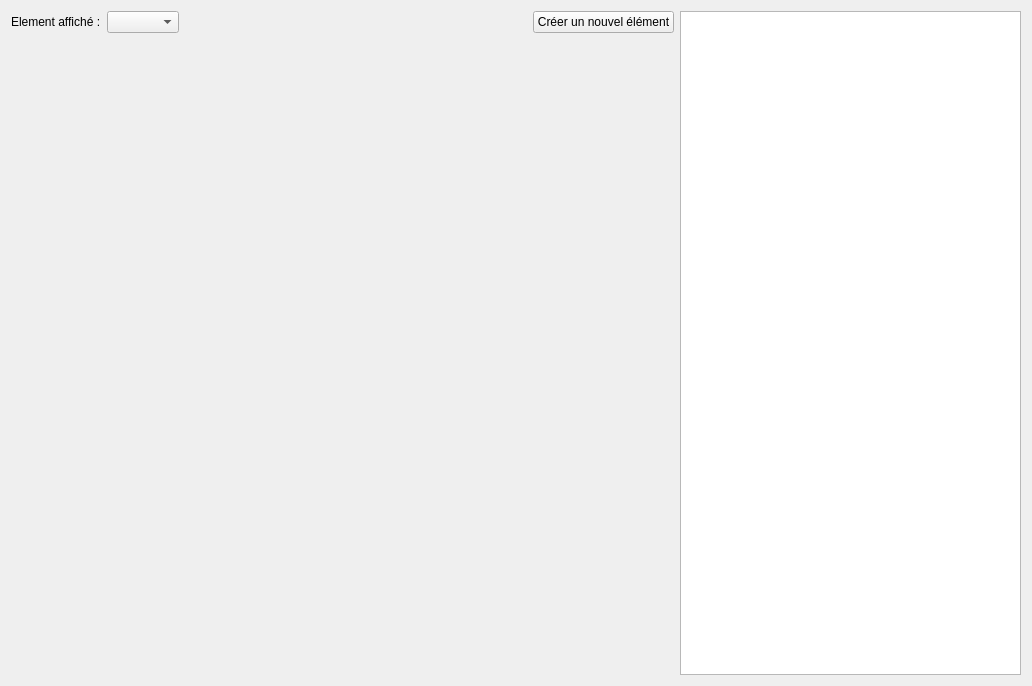
Old version of the form forms/editorwindow.ui in the repository Lerian/IHMMapEditor.
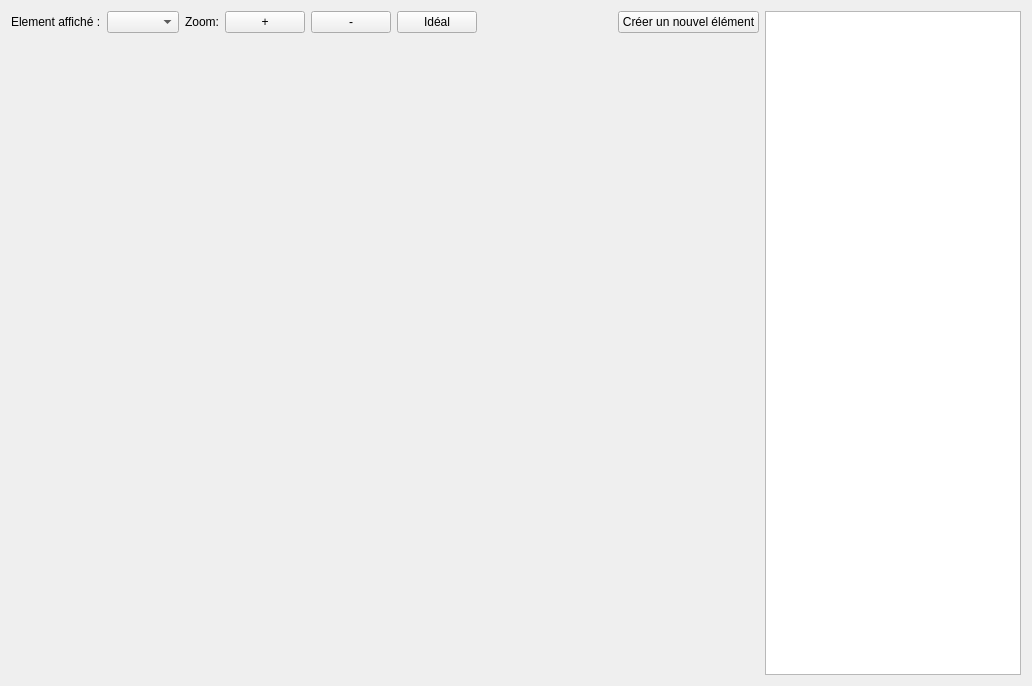
New version of the form.

Commit message: Création des boutons pour gérer le zoom

```diff
--- a/forms/editorwindow.ui
+++ b/forms/editorwindow.ui
@@ -16,40 +16,13 @@
   <layout class="QGridLayout" name="gridLayout_2">
    <item row="0" column="0">
     <layout class="QGridLayout" name="gridLayout">
-     <item row="0" column="4" rowspan="2">
-      <widget class="QGraphicsView" name="itemsPresentationArea">
-       <property name="autoFillBackground">
-        <bool>false</bool>
-       </property>
-      </widget>
-     </item>
-     <item row="0" column="0">
-      <widget class="QLabel" name="label">
-       <property name="text">
-        <string>Element affiché :</string>
-       </property>
-      </widget>
-     </item>
-     <item row="0" column="3">
+     <item row="0" column="7">
       <widget class="QPushButton" name="newElementButton">
        <property name="text">
         <string>Créer un nouvel élément</string>
        </property>
       </widget>
      </item>
-     <item row="0" column="2">
-      <spacer name="horizontalSpacer">
-       <property name="orientation">
-        <enum>Qt::Horizontal</enum>
-       </property>
-       <property name="sizeHint" stdset="0">
-        <size>
-         <width>40</width>
-         <height>20</height>
-        </size>
-       </property>
-      </spacer>
-     </item>
      <item row="0" column="1">
       <widget class="QComboBox" name="elementsComboBox">
        <property name="editable">
@@ -63,7 +36,28 @@
        </property>
       </widget>
      </item>
-     <item row="1" column="0" colspan="4">
+     <item row="0" column="4">
+      <widget class="QPushButton" name="zoomOutButton">
+       <property name="text">
+        <string>-</string>
+       </property>
+      </widget>
+     </item>
+     <item row="0" column="0">
+      <widget class="QLabel" name="displayedElementLabel">
+       <property name="text">
+        <string>Element affiché :</string>
+       </property>
+      </widget>
+     </item>
+     <item row="0" column="2">
+      <widget class="QLabel" name="zoomLabel">
+       <property name="text">
+        <string>Zoom:</string>
+       </property>
+      </widget>
+     </item>
+     <item row="1" column="0" colspan="8">
       <widget class="QStackedWidget" name="mapAreaStack">
        <property name="acceptDrops">
         <bool>true</bool>
@@ -73,6 +67,46 @@
        </property>
       </widget>
      </item>
+     <item row="0" column="8" rowspan="2">
+      <widget class="QGraphicsView" name="itemsPresentationArea">
+       <property name="autoFillBackground">
+        <bool>false</bool>
+       </property>
+      </widget>
+     </item>
+     <item row="0" column="6">
+      <spacer name="horizontalSpacer">
+       <property name="orientation">
+        <enum>Qt::Horizontal</enum>
+       </property>
+       <property name="sizeHint" stdset="0">
+        <size>
+         <width>40</width>
+         <height>20</height>
+        </size>
+       </property>
+      </spacer>
+     </item>
+     <item row="0" column="3">
+      <widget class="QPushButton" name="zoomInButton">
+       <property name="sizePolicy">
+        <sizepolicy hsizetype="Minimum" vsizetype="Fixed">
+         <horstretch>0</horstretch>
+         <verstretch>0</verstretch>
+        </sizepolicy>
+       </property>
+       <property name="text">
+        <string>+</string>
+       </property>
+      </widget>
+     </item>
+     <item row="0" column="5">
+      <widget class="QPushButton" name="zoomIdeal">
+       <property name="text">
+        <string>Idéal</string>
+       </property>
+      </widget>
+     </item>
     </layout>
    </item>
   </layout>
```
The commit also changes 2 other files.
